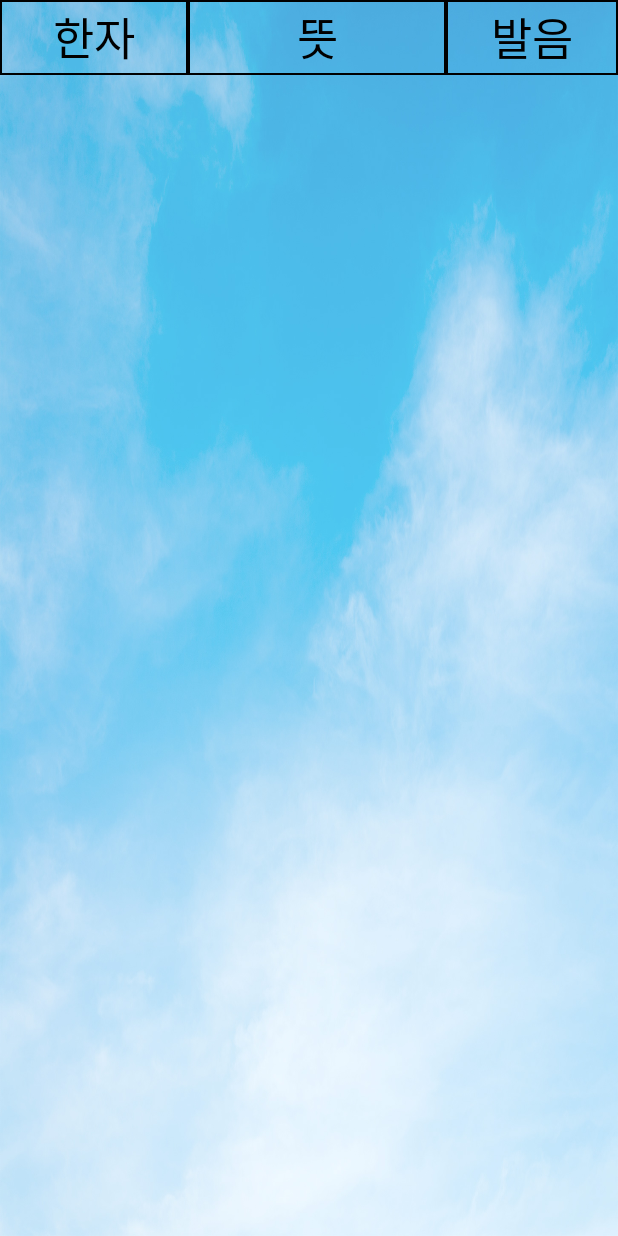
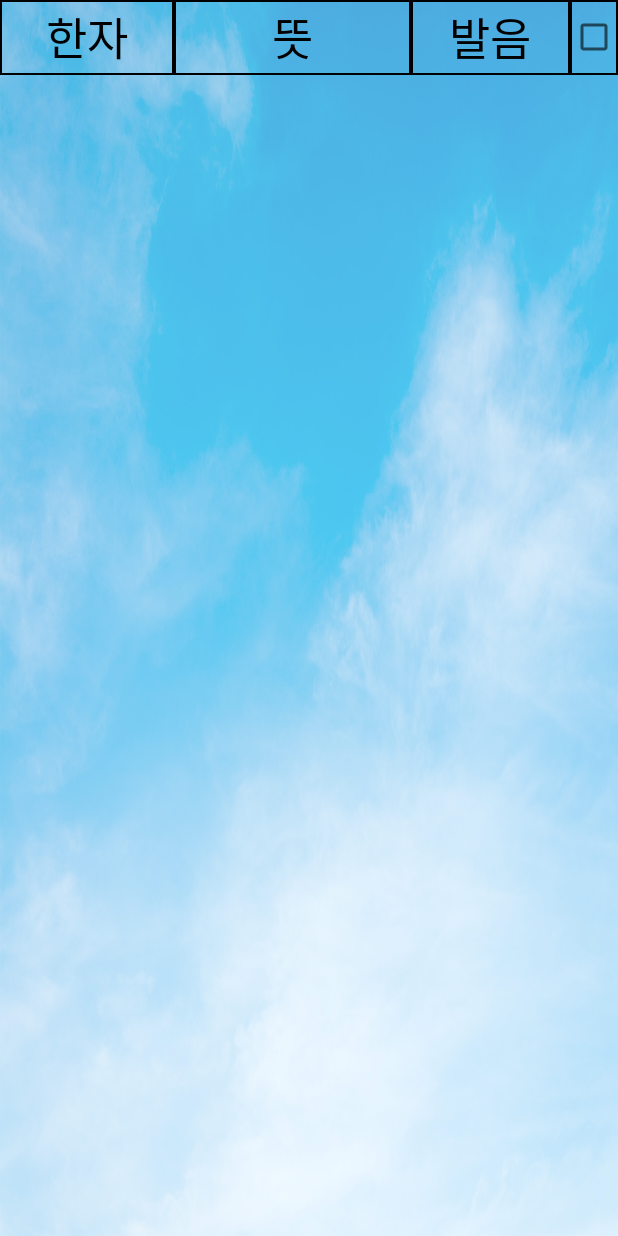
Before and after one commit to Jeong-Byeong-hun/jjayo, an Android app: the layout recyclerview_hsk_item.xml on its own in the app's theme, with its tools: preview values and no code run, on a phone screen of 412 x 824 dp. Run offline under Robolectric (Android 15) with nearby library versions, the light colour scheme and no system bars.

Commit message:
01/02 hsk 단어 체크박스 생성

```diff
--- a/app/src/main/java/com/example/younghwa_song/jjayo/IntroActivity.java
+++ b/app/src/main/java/com/example/younghwa_song/jjayo/IntroActivity.java
@@ -30,7 +30,7 @@ public class IntroActivity extends AppCompatActivity {
             @Override
             public void run() {
                 if (isFirst)  {
-                    Log.d("안녕하세여", isFirst + "");
+                    Log.d("첫 실행시 실행", isFirst + "");
                     wordDBInsert.wordInsert();
                     wordDBInsert.hskWordInsert();
                     editor = pref.edit();
--- a/app/src/main/java/com/example/younghwa_song/jjayo/WordQuizActivity.java
+++ b/app/src/main/java/com/example/younghwa_song/jjayo/WordQuizActivity.java
@@ -195,6 +195,7 @@ public class WordQuizActivity extends AppCompatActivity implements View.OnClickL
                 state = State.Finished;
                 new Thread(new Runnable() {
                     @Override
+
                     public void run() {
                         SystemClock.sleep(1000);
                         runOnUiThread(new Runnable() {
--- a/app/src/main/res/layout/recyclerview_hsk_item.xml
+++ b/app/src/main/res/layout/recyclerview_hsk_item.xml
@@ -64,5 +64,20 @@
             android:text="발음"
             android:textColor="@color/black"
             android:textSize="45dp" />
+
+
+    </LinearLayout>
+
+    <LinearLayout
+        android:layout_width="wrap_content"
+        android:layout_height="wrap_content">
+        <CheckBox
+            android:id="@+id/cbSelect"
+            android:layout_width="wrap_content"
+            android:layout_height="50dp"
+            android:background="@drawable/border"
+            android:gravity="center"
+            android:layout_weight="1" />
+
     </LinearLayout>
 </LinearLayout>
```
Also changed, not shown: app/src/main/java/com/example/younghwa_song/jjayo/Word.java (+15 -0 lines), app/src/main/java/com/example/younghwa_song/jjayo/recyclerviewAdapter.java (+17 -1 lines).
